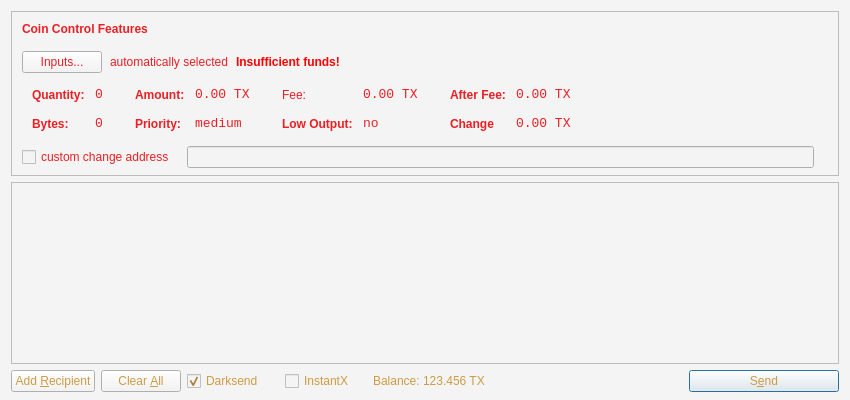
Above: src/qt/forms/sendcoinsdialog.ui from SaltineChips/endox before the change. Below: the same form after it.
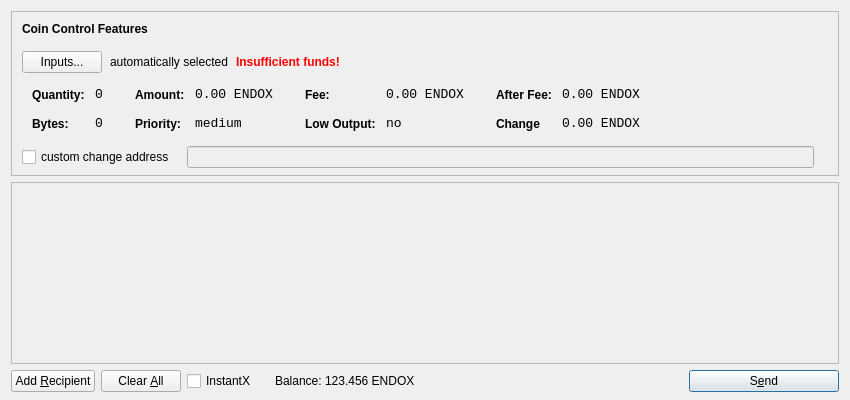
That is the form after the change. Icons and pictures are not drawn.

Patch:
```diff
--- a/src/qt/forms/sendcoinsdialog.ui
+++ b/src/qt/forms/sendcoinsdialog.ui
@@ -14,8 +14,7 @@
    <string>Send Coins</string>
   </property>
   <property name="styleSheet">
-   <string notr="true">color: rgb(204, 155, 68);
-background-color: rgb(244, 244, 244);</string>
+   <string notr="true"/>
   </property>
   <layout class="QVBoxLayout" name="verticalLayout" stretch="0,1,0">
    <property name="bottomMargin">
@@ -88,7 +87,7 @@
              </font>
             </property>
             <property name="styleSheet">
-             <string notr="true">font-weight:bold; color: #eb1f24</string>
+             <string notr="true">font-weight:bold;</string>
             </property>
             <property name="text">
              <string>Coin Control Features</string>
@@ -108,7 +107,7 @@
           <item>
            <widget class="QPushButton" name="pushButtonCoinControl">
             <property name="styleSheet">
-             <string notr="true">color: #eb1f24</string>
+             <string notr="true"/>
             </property>
             <property name="text">
              <string>Inputs...</string>
@@ -117,9 +116,6 @@
           </item>
           <item>
            <widget class="QLabel" name="labelCoinControlAutomaticallySelected">
-            <property name="styleSheet">
-             <string notr="true">color: #eb1f24</string>
-            </property>
             <property name="text">
              <string>automatically selected</string>
             </property>
@@ -223,7 +219,7 @@
                <item row="0" column="0">
                 <widget class="QLabel" name="labelCoinControlQuantityText">
                  <property name="styleSheet">
-                  <string notr="true">font-weight:bold; color: #eb1f24</string>
+                  <string notr="true">font-weight:bold;</string>
                  </property>
                  <property name="text">
                   <string>Quantity:</string>
@@ -247,9 +243,6 @@
                  <property name="contextMenuPolicy">
                   <enum>Qt::ActionsContextMenu</enum>
                  </property>
-                 <property name="styleSheet">
-                  <string notr="true">color: #eb1f24</string>
-                 </property>
                  <property name="text">
                   <string>0</string>
                  </property>
@@ -264,7 +257,7 @@
                <item row="1" column="0">
                 <widget class="QLabel" name="labelCoinControlBytesText">
                  <property name="styleSheet">
-                  <string notr="true">font-weight:bold; color: #eb1f24</string>
+                  <string notr="true">font-weight:bold;</string>
                  </property>
                  <property name="text">
                   <string>Bytes:</string>
@@ -285,9 +278,6 @@
                  <property name="contextMenuPolicy">
                   <enum>Qt::ActionsContextMenu</enum>
                  </property>
-                 <property name="styleSheet">
-                  <string notr="true">color: #eb1f24</string>
-                 </property>
                  <property name="text">
                   <string>0</string>
                  </property>
@@ -318,7 +308,7 @@
                <item row="0" column="0">
                 <widget class="QLabel" name="labelCoinControlAmountText">
                  <property name="styleSheet">
-                  <string notr="true">font-weight:bold; color: #eb1f24</string>
+                  <string notr="true">font-weight:bold;</string>
                  </property>
                  <property name="text">
                   <string>Amount:</string>
@@ -342,11 +332,8 @@
                  <property name="contextMenuPolicy">
                   <enum>Qt::ActionsContextMenu</enum>
                  </property>
-                 <property name="styleSheet">
-                  <string notr="true">color: #eb1f24</string>
-                 </property>
                  <property name="text">
-                  <string>0.00 TX</string>
+                  <string>0.00 ENDOX</string>
                  </property>
                  <property name="textInteractionFlags">
                   <set>Qt::LinksAccessibleByMouse|Qt::TextSelectableByKeyboard|Qt::TextSelectableByMouse</set>
@@ -356,7 +343,7 @@
                <item row="1" column="0">
                 <widget class="QLabel" name="labelCoinControlPriorityText">
                  <property name="styleSheet">
-                  <string notr="true">font-weight:bold; color: #eb1f24</string>
+                  <string notr="true">font-weight:bold;</string>
                  </property>
                  <property name="text">
                   <string>Priority:</string>
@@ -377,9 +364,6 @@
                  <property name="contextMenuPolicy">
                   <enum>Qt::ActionsContextMenu</enum>
                  </property>
-                 <property name="styleSheet">
-                  <string notr="true">color: #eb1f24</string>
-                 </property>
                  <property name="text">
                   <string>medium</string>
                  </property>
@@ -410,7 +394,7 @@
                <item row="0" column="0">
                 <widget class="QLabel" name="labelCoinControlFeeText">
                  <property name="styleSheet">
-                  <string notr="true"> color: #eb1f24</string>
+                  <string notr="true">font-weight:bold;</string>
                  </property>
                  <property name="text">
                   <string>Fee:</string>
@@ -434,11 +418,8 @@
                  <property name="contextMenuPolicy">
                   <enum>Qt::ActionsContextMenu</enum>
                  </property>
-                 <property name="styleSheet">
-                  <string notr="true">color: #eb1f24</string>
-                 </property>
                  <property name="text">
-                  <string>0.00 TX</string>
+                  <string>0.00 ENDOX</string>
                  </property>
                  <property name="textInteractionFlags">
                   <set>Qt::LinksAccessibleByMouse|Qt::TextSelectableByKeyboard|Qt::TextSelectableByMouse</set>
@@ -448,7 +429,7 @@
                <item row="1" column="0">
                 <widget class="QLabel" name="labelCoinControlLowOutputText">
                  <property name="styleSheet">
-                  <string notr="true">font-weight:bold; color: #eb1f24</string>
+                  <string notr="true">font-weight:bold;</string>
                  </property>
                  <property name="text">
                   <string>Low Output:</string>
@@ -469,9 +450,6 @@
                  <property name="contextMenuPolicy">
                   <enum>Qt::ActionsContextMenu</enum>
                  </property>
-                 <property name="styleSheet">
-                  <string notr="true">color: #eb1f24</string>
-                 </property>
                  <property name="text">
                   <string>no</string>
                  </property>
@@ -502,7 +480,7 @@
                <item row="0" column="0">
                 <widget class="QLabel" name="labelCoinControlAfterFeeText">
                  <property name="styleSheet">
-                  <string notr="true">font-weight:bold; color: #eb1f24</string>
+                  <string notr="true">font-weight:bold;</string>
                  </property>
                  <property name="text">
                   <string>After Fee:</string>
@@ -526,11 +504,8 @@
                  <property name="contextMenuPolicy">
                   <enum>Qt::ActionsContextMenu</enum>
                  </property>
-                 <property name="styleSheet">
-                  <string notr="true">color: #eb1f24</string>
-                 </property>
                  <property name="text">
-                  <string>0.00 TX</string>
+                  <string>0.00 ENDOX</string>
                  </property>
                  <property name="textInteractionFlags">
                   <set>Qt::LinksAccessibleByMouse|Qt::TextSelectableByKeyboard|Qt::TextSelectableByMouse</set>
@@ -540,7 +515,7 @@
                <item row="1" column="0">
                 <widget class="QLabel" name="labelCoinControlChangeText">
                  <property name="styleSheet">
-                  <string notr="true">font-weight:bold; color: #eb1f24</string>
+                  <string notr="true">font-weight:bold;</string>
                  </property>
                  <property name="text">
                   <string>Change</string>
@@ -561,11 +536,8 @@
                  <property name="contextMenuPolicy">
                   <enum>Qt::ActionsContextMenu</enum>
                  </property>
-                 <property name="styleSheet">
-                  <string notr="true">color: #eb1f24</string>
-                 </property>
                  <property name="text">
-                  <string>0.00 TX</string>
+                  <string>0.00 ENDOX</string>
                  </property>
                  <property name="textInteractionFlags">
                   <set>Qt::LinksAccessibleByMouse|Qt::TextSelectableByKeyboard|Qt::TextSelectableByMouse</set>
@@ -595,9 +567,6 @@
           </property>
           <item>
            <widget class="QCheckBox" name="checkBoxCoinControlChange">
-            <property name="styleSheet">
-             <string notr="true">color: #eb1f24</string>
-            </property>
             <property name="text">
              <string>custom change address</string>
             </property>
@@ -751,22 +720,6 @@
        <property name="spacing">
         <number>3</number>
        </property>
-       <item>
-        <widget class="QCheckBox" name="checkUseDarksend">
-         <property name="minimumSize">
-          <size>
-           <width>95</width>
-           <height>0</height>
-          </size>
-         </property>
-         <property name="text">
-          <string>Darksend</string>
-         </property>
-         <property name="checked">
-          <bool>true</bool>
-         </property>
-        </widget>
-       </item>
        <item>
         <widget class="QCheckBox" name="checkInstantX">
          <property name="enabled">
@@ -808,7 +761,7 @@
           <cursorShape>IBeamCursor</cursorShape>
          </property>
          <property name="text">
-          <string>123.456 TX</string>
+          <string>123.456 ENDOX</string>
          </property>
          <property name="textInteractionFlags">
           <set>Qt::LinksAccessibleByMouse|Qt::TextSelectableByKeyboard|Qt::TextSelectableByMouse</set>
```
